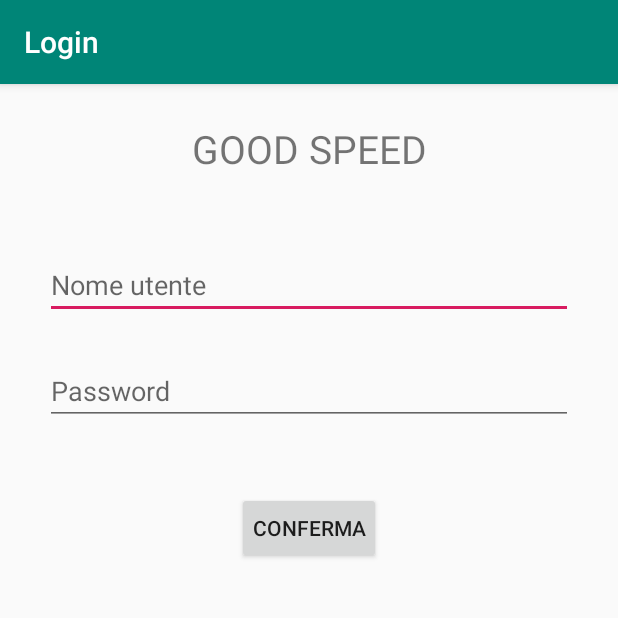
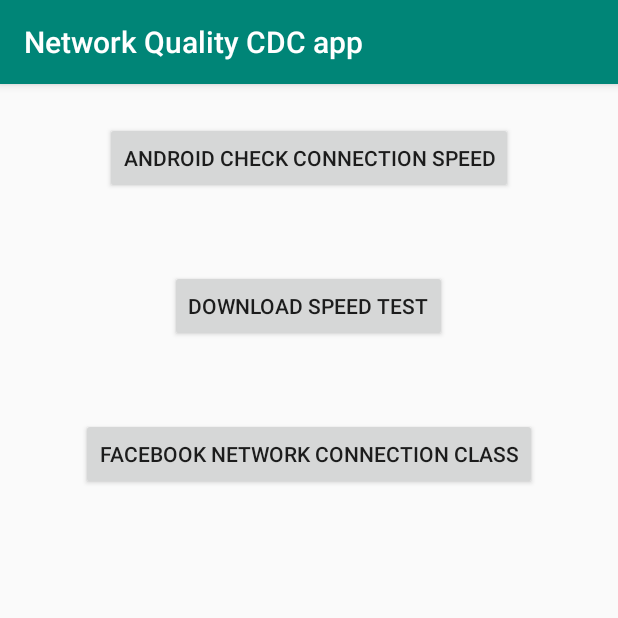
Before and after one commit to radamoreply/NetworkQualityCDC, an Android app: the screen it shows after launch (LoginActivity before the commit, ChooseConnectivityCheckActivity after it), on a phone screen of 412 x 824 dp, the top half of it. Run offline under Robolectric (Android 15) with nearby library versions, the phone set to English and light mode, and no system bars.

Commit message:
commit activity for choosing connectivity check

```diff
--- /dev/null
+++ b/app/src/main/res/layout/activity_choose_connectivity_check.xml
@@ -0,0 +1,47 @@
+<?xml version="1.0" encoding="utf-8"?>
+<androidx.constraintlayout.widget.ConstraintLayout xmlns:android="http://schemas.android.com/apk/res/android"
+    xmlns:app="http://schemas.android.com/apk/res-auto"
+    xmlns:tools="http://schemas.android.com/tools"
+    android:layout_width="match_parent"
+    android:layout_height="match_parent"
+    tools:context=".ChooseConnectivityCheckActivity">
+
+    <LinearLayout
+        android:layout_width="match_parent"
+        android:layout_height="match_parent"
+        android:orientation="vertical">
+
+        <Button
+            android:id="@+id/android_check_connection"
+            android:layout_width="wrap_content"
+            android:layout_height="wrap_content"
+            android:text="@string/android_check_connection"
+            android:layout_marginTop="25dp"
+            android:layout_marginBottom="25dp"
+            android:layout_gravity="center"
+            />
+
+        <Button
+            android:id="@+id/download_speed_test"
+            android:layout_width="wrap_content"
+            android:layout_height="wrap_content"
+            android:text="@string/download_speed_test"
+            android:layout_marginTop="25dp"
+            android:layout_marginBottom="25dp"
+            android:layout_gravity="center"
+            />
+
+        <Button
+            android:id="@+id/facebook_network_connectivity_class"
+            android:layout_width="wrap_content"
+            android:layout_height="wrap_content"
+            android:text="@string/facebook_network_connectivity_class"
+            android:layout_marginTop="25dp"
+            android:layout_marginBottom="25dp"
+            android:layout_gravity="center"
+            />
+
+    </LinearLayout>
+
+
+</androidx.constraintlayout.widget.ConstraintLayout>
--- a/app/src/main/res/values/strings.xml
+++ b/app/src/main/res/values/strings.xml
@@ -17,6 +17,9 @@
     <string name="good_speed">GOOD SPEED</string>
     <string name="poor_speed">POOR SPEED</string>
     <string name="medium_speed">MEDIUM SPEED</string>
+    <string name="android_check_connection">Android Check Connection Speed</string>
+    <string name="download_speed_test">Download Speed Test</string>
+    <string name="facebook_network_connectivity_class">FACEBOOK NETWORK CONNECTION CLASS</string>
 
 
 </resources>
```
Also changed, not shown: app/build.gradle (+3 -4 lines), app/src/main/AndroidManifest.xml (+7 -8 lines), app/src/main/java/com/example/android/networkqualitycdc/myapplication/ChooseConnectivityCheckActivity.kt (added, +95 -0 lines).
